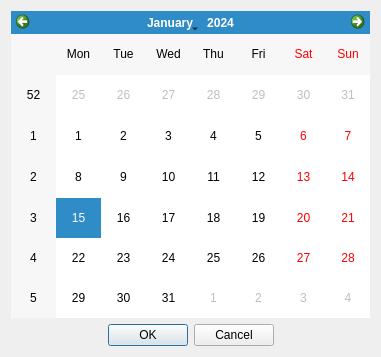
Before: the Qt Designer form Cafe5/calendar.ui in End1-1/Cafe5, drawn with Qt 5.
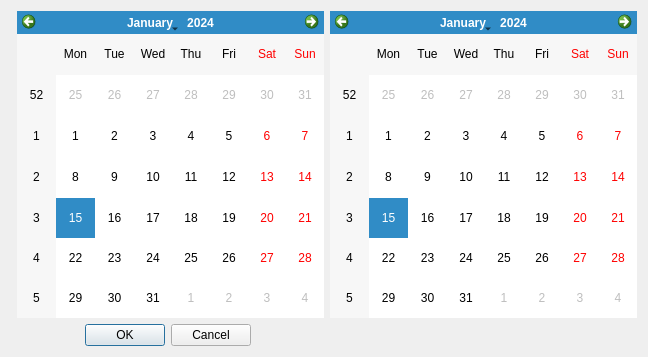
After: the same form once the commit is applied.

Diff of the .ui file:
```diff
--- a/Cafe5/calendar.ui
+++ b/Cafe5/calendar.ui
@@ -6,18 +6,15 @@
    <rect>
     <x>0</x>
     <y>0</y>
-    <width>381</width>
+    <width>648</width>
     <height>357</height>
    </rect>
   </property>
   <property name="windowTitle">
    <string>Calendar</string>
   </property>
-  <layout class="QVBoxLayout" name="verticalLayout">
-   <item>
-    <widget class="QCalendarWidget" name="calendarWidget"/>
-   </item>
-   <item>
+  <layout class="QGridLayout" name="gridLayout">
+   <item row="1" column="1" colspan="2">
     <layout class="QHBoxLayout" name="horizontalLayout">
      <item>
       <spacer name="horizontalSpacer_2">
@@ -61,6 +58,12 @@
      </item>
     </layout>
    </item>
+   <item row="0" column="2">
+    <widget class="QCalendarWidget" name="calendarWidget"/>
+   </item>
+   <item row="0" column="3">
+    <widget class="QCalendarWidget" name="calendarWidget_2"/>
+   </item>
   </layout>
  </widget>
  <resources/>
```
